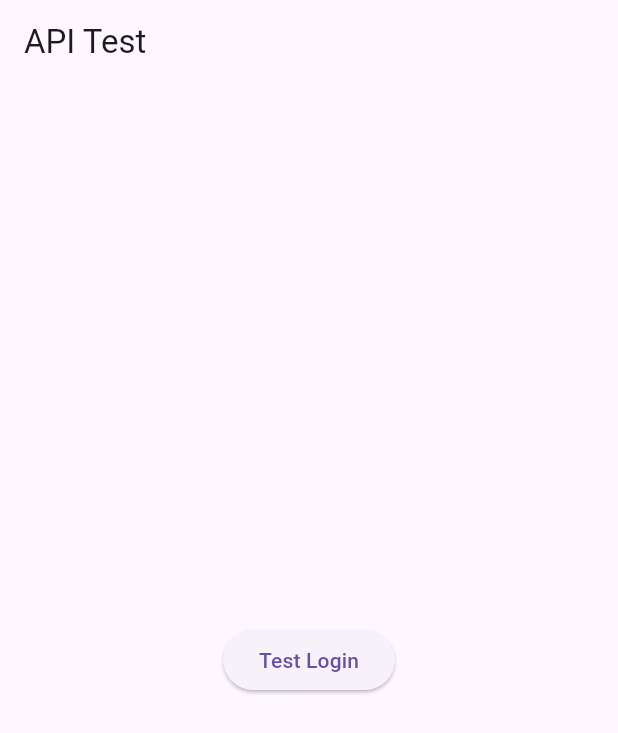
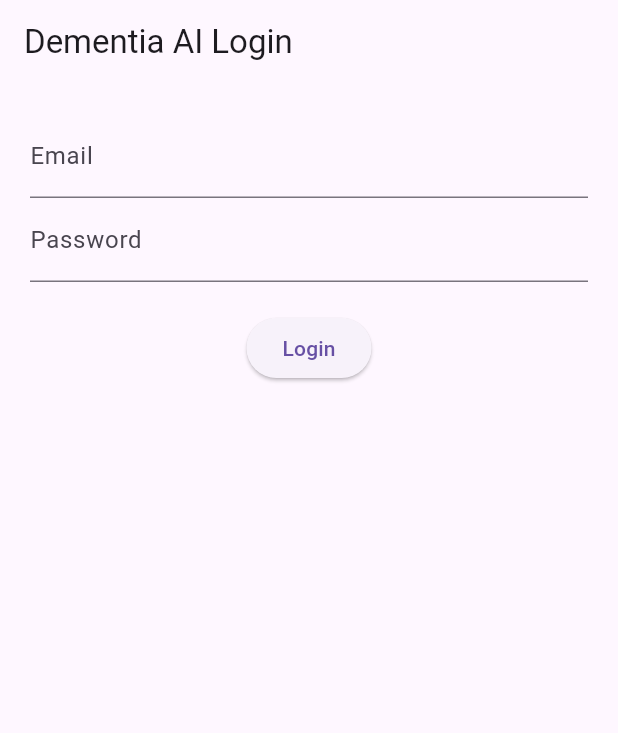
Before and after one commit to Prajwal1905/dementia-ai, a Flutter app: the screen it shows after launch, on a phone screen of 412 x 824 dp. Shown: the top 733 px of the screen. Run offline on Flutter 3.47's test engine with Material 3 defaults, Android fonts, the phone set to English and light mode, and no system bars; our stand-ins replace shared_preferences.

Commit message:
login in dart

```diff
--- a/dementia_ai_app/lib/main.dart
+++ b/dementia_ai_app/lib/main.dart
@@ -1,39 +1,45 @@
 import 'package:flutter/material.dart';
-import 'services/auth_service.dart';
+import 'screens/login_screen.dart';
+import 'screens/home_screen.dart';
+import 'services/session.dart';
 
 void main() {
   runApp(const MyApp());
 }
 
-class MyApp extends StatelessWidget {
+class MyApp extends StatefulWidget {
   const MyApp({super.key});
 
   @override
-  Widget build(BuildContext context) {
-    return const MaterialApp(home: TestPage());
-  }
+  State<MyApp> createState() => _MyAppState();
 }
 
-class TestPage extends StatelessWidget {
-  const TestPage({super.key});
+class _MyAppState extends State<MyApp> {
+
+  Widget screen = const Scaffold(body: Center(child: CircularProgressIndicator()));
+
+  @override
+  void initState() {
+    super.initState();
+    checkLogin();
+  }
+
+  void checkLogin() async {
+    final token = await Session.getToken();
+
+    if (token != null) {
+      screen = const HomeScreen();
+    } else {
+      screen = const LoginScreen();
+    }
+    setState(() {});
+  }
 
   @override
   Widget build(BuildContext context) {
-    return Scaffold(
-      appBar: AppBar(title: const Text("API Test")),
-      body: Center(
-        child: ElevatedButton(
-          onPressed: () async {
-            final token = await AuthService.login(
-              "test@gmail.com",
-              "123456",
-            );
-
-            print("TOKEN: $token");
-          },
-          child: const Text("Test Login"),
-        ),
-      ),
+    return MaterialApp(
+      debugShowCheckedModeBanner: false,
+      home: screen,
     );
   }
 }
--- /dev/null
+++ b/dementia_ai_app/lib/screens/login_screen.dart
@@ -0,0 +1,67 @@
+import 'package:flutter/material.dart';
+import '../services/auth_service.dart';
+import '../services/session.dart';
+
+class LoginScreen extends StatefulWidget {
+  const LoginScreen({super.key});
+
+  @override
+  State<LoginScreen> createState() => _LoginScreenState();
+}
+
+class _LoginScreenState extends State<LoginScreen> {
+  final emailController = TextEditingController();
+  final passwordController = TextEditingController();
+
+  String message = "";
+
+  void login() async {
+    final token = await AuthService.login(
+      emailController.text,
+      passwordController.text,
+    );
+
+    if (token != null) {
+      await Session.saveToken(token);
+
+      setState(() => message = "Login Success ");
+
+      Navigator.pushReplacement(
+        context,
+        MaterialPageRoute(builder: (_) => const HomeScreen()),
+      );
+    } else {
+      setState(() => message = "Invalid Credentials ");
+    }
+  }
+
+  @override
+  Widget build(BuildContext context) {
+    return Scaffold(
+      appBar: AppBar(title: const Text("Dementia AI Login")),
+      body: Padding(
+        padding: const EdgeInsets.all(20),
+        child: Column(
+          children: [
+            TextField(
+              controller: emailController,
+              decoration: const InputDecoration(labelText: "Email"),
+            ),
+            TextField(
+              controller: passwordController,
+              obscureText: true,
+              decoration: const InputDecoration(labelText: "Password"),
+            ),
+            const SizedBox(height: 20),
+            ElevatedButton(
+              onPressed: login,
+              child: const Text("Login"),
+            ),
+            const SizedBox(height: 20),
+            Text(message, style: const TextStyle(fontSize: 16)),
+          ],
+        ),
+      ),
+    );
+  }
+}
--- /dev/null
+++ b/dementia_ai_app/lib/services/session.dart
@@ -0,0 +1,19 @@
+import 'package:shared_preferences/shared_preferences.dart';
+
+class Session {
+
+  static Future<void> saveToken(String token) async {
+    final prefs = await SharedPreferences.getInstance();
+    await prefs.setString("token", token);
+  }
+
+  static Future<String?> getToken() async {
+    final prefs = await SharedPreferences.getInstance();
+    return prefs.getString("token");
+  }
+
+  static Future<void> logout() async {
+    final prefs = await SharedPreferences.getInstance();
+    await prefs.remove("token");
+  }
+}
--- a/dementia_ai_app/pubspec.yaml
+++ b/dementia_ai_app/pubspec.yaml
@@ -17,6 +17,8 @@ dependencies:
   fl_chart: ^0.68.0
   flutter_sound: ^9.2.13
   path_provider: ^2.1.2
+  shared_preferences: ^2.2.2
+
 
 
 dev_dependencies:
```
Also changed, not shown: dementia_ai_app/lib/screens/home_screen.dart (added, +31 -0 lines), dementia_ai_app/pubspec.lock, 3 other files.
